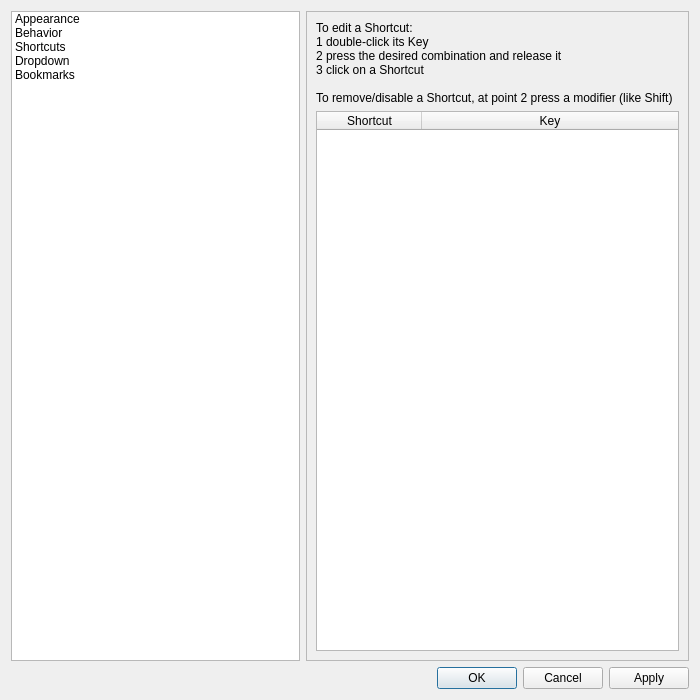
This is src/forms/propertiesdialog.ui in lxqt/qterminal as Qt 5 draws it before an edit. The edited form follows.
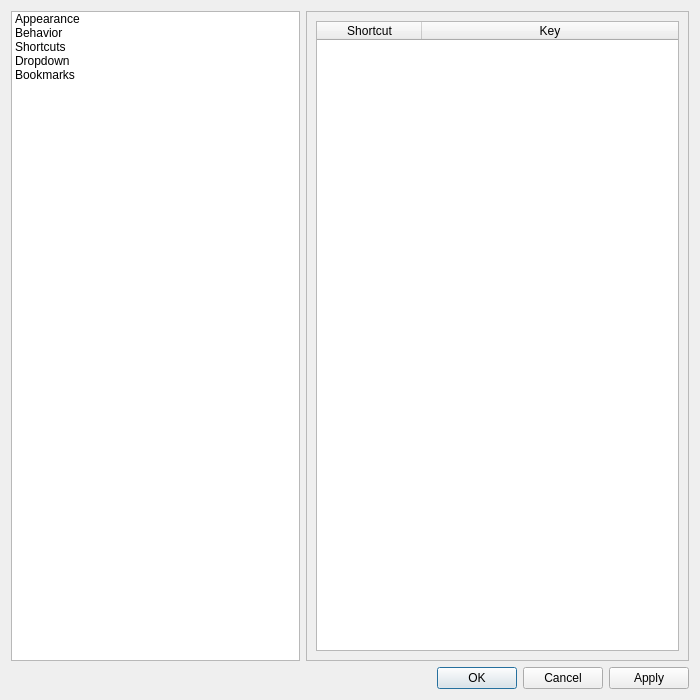
This is the edited form. The open tabs and pages were chosen to show the change. Icons and pictures are not drawn.

Commit message: Move shortcut editing instructions to Tooltip

```diff
--- a/src/forms/propertiesdialog.ui
+++ b/src/forms/propertiesdialog.ui
@@ -783,19 +783,15 @@
      <widget class="QWidget" name="shortcutsPage">
       <layout class="QVBoxLayout" name="verticalLayout">
        <item>
-        <widget class="QLabel" name="label_16">
-         <property name="text">
+        <widget class="QTableWidget" name="shortcutsWidget">
+         <property name="toolTip">
           <string>To edit a Shortcut:
 1 double-click its Key
 2 press the desired combination and release it
-3 click on a Shortcut
+3 press Enter
 
 To remove/disable a Shortcut, at point 2 press a modifier (like Shift)</string>
          </property>
-        </widget>
-       </item>
-       <item>
-        <widget class="QTableWidget" name="shortcutsWidget">
          <property name="alternatingRowColors">
           <bool>true</bool>
          </property>
```
